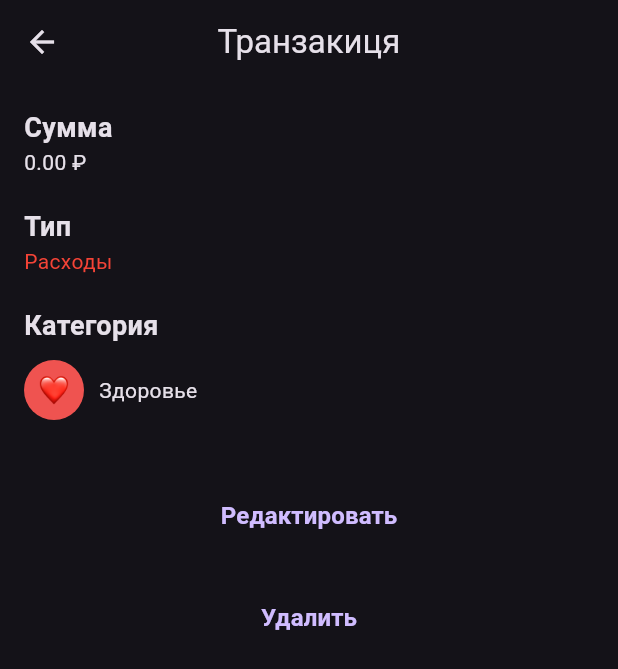
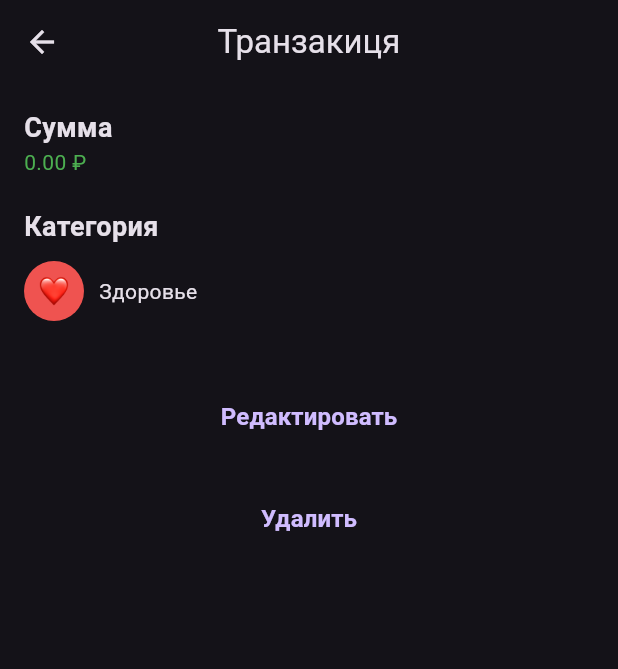
Before and after one commit to levmorgot/otlozhka, a Flutter app: the TransactionPage screen opened directly with sample values from the repository, after a tap on "Здоровье", on a phone screen of 412 x 824 dp. Shown: the top 669 px of the screen. Run offline on Flutter 3.47's test engine with Material 3 defaults, Android fonts, the phone set to English and light mode, and no system bars; our stand-ins replace auto_route, dartz, equatable, fl_chart, flutter_bloc, gap and 4 more; accounts and stored records are empty.

Commit message:
fix design

```diff
--- a/lib/features/transactions/presentation/pages/transaction_category_page.dart
+++ b/lib/features/transactions/presentation/pages/transaction_category_page.dart
@@ -75,7 +75,7 @@ class TransactionCategoryPage extends StatelessWidget implements AutoRouteWrappe
                                 keyboardType: TextInputType.number,
                               ),
                             ),
-                            Text('₽ в месяц'),
+                            const Text('₽ в месяц'),
                           ],
                         ),
                       ),
@@ -110,7 +110,9 @@ class TransactionCategoryPage extends StatelessWidget implements AutoRouteWrappe
                 const Gap(20),
                 Expanded(
                   child: PeriodButtons(
-                    body: BlocBuilder<TransactionsOfCategoryBloc, TransactionsState>(builder: (context, state) {
+                    body: Padding(
+                      padding: const EdgeInsets.all(8.0),
+                      child: BlocBuilder<TransactionsOfCategoryBloc, TransactionsState>(builder: (context, state) {
                         if (state is TransactionsEmptyState) {
                           BlocProvider.of<TransactionsOfCategoryBloc>(context).add(GetTransactionsByCategoryEvent(params: oneMonth(), category: category));
                         }
@@ -126,7 +128,7 @@ class TransactionCategoryPage extends StatelessWidget implements AutoRouteWrappe
                                   },
                                   itemCount: transactions.length,
                                 )
-                            : Center(
+                              : const Center(
                                   child: Text('Транзакций нет'),
                                 );
                         } else if (state is TransactionsLoadingState) {
@@ -135,6 +137,7 @@ class TransactionCategoryPage extends StatelessWidget implements AutoRouteWrappe
                           return const Text('');
                         }
                       }),
+                    ),
                     updatePeriodTransactions: (index) {
                       final bloc = BlocProvider.of<TransactionsOfCategoryBloc>(context);
                       switch (index) {
--- a/lib/features/transactions/presentation/pages/transaction_page.dart
+++ b/lib/features/transactions/presentation/pages/transaction_page.dart
@@ -36,19 +36,10 @@ class TransactionPage extends StatelessWidget {
                     fontWeight: FontWeight.w600,
                   ),
                 ),
-                Text('${transaction.amount.toStringAsFixed(2)} ₽'),
-                const Gap(20),
-                const Text(
-                  'Тип',
+                Text(
+                  '${transaction.amount.toStringAsFixed(2)} ₽',
                   style: TextStyle(
-                    fontSize: 18,
-                    fontWeight: FontWeight.w600,
-                  ),
-                ),
-                Text(
-                  category.type == TransactionType.income ? 'Доходы' : 'Расходы',
-                  style: TextStyle(
-                    color: category.type == TransactionType.income ? Colors.green : Colors.red,
+                    color: transaction.type == TransactionType.income ? Colors.green : Colors.red,
                   ),
                 ),
                 const Gap(20),
--- a/lib/features/transactions/presentation/widgets/transactions_widget.dart
+++ b/lib/features/transactions/presentation/widgets/transactions_widget.dart
@@ -81,7 +81,13 @@ class TransactionsWidget extends StatelessWidget {
                               if (transactions.isNotEmpty)
                                 Align(
                                   alignment: Alignment.center,
-                                  child: Text('${transactionsAmount.round()} ₽'),
+                                  child: Text(
+                                    '${transactionsAmount.round()} ₽',
+                                    style: const TextStyle(
+                                      fontSize: 18,
+                                      fontWeight: FontWeight.w600,
+                                    ),
+                                  ),
                                 )
                             ],
                           ),
@@ -104,7 +110,7 @@ class TransactionsWidget extends StatelessWidget {
                             },
                             itemCount: transactions.length,
                           )
-                        : Center(
+                        : const Center(
                             child: Text('Транзакций нет'),
                           ),
                   ),
```
Lines whose indentation alone changed are shown as unchanged.
